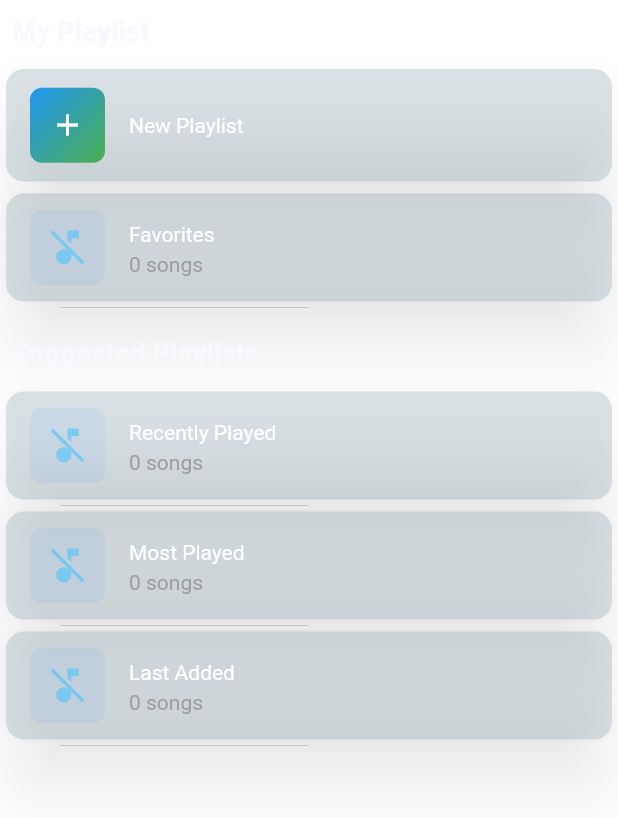
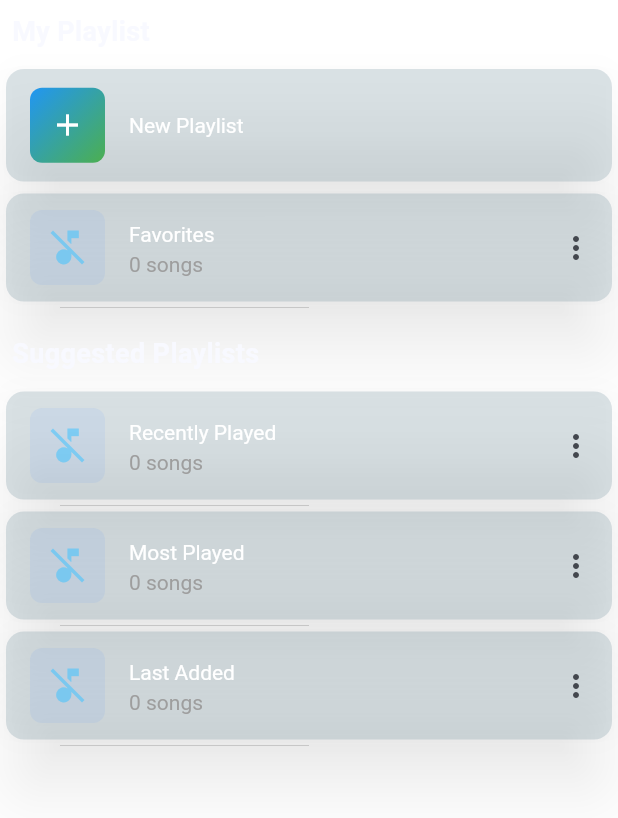
Before and after one commit to ajujacob88/flutter-juzox-music-app, a Flutter app: the PlaylistTab screen opened directly, on a phone screen of 412 x 824 dp. Shown: the top 818 px of the screen. Run offline on Flutter 3.47's test engine with Material 3 defaults, Android fonts, the phone set to English and light mode, and no system bars; drawn by our look-alikes of on_audio_query; our stand-ins replace extended_nested_scroll_view, just_audio, marquee, permission_handler, shared_preferences; missing offline and left inert: animated_music_indicator, dart:ffi; accounts and stored records are empty; statements that could not run were skipped.

Commit message:
playlist tab - design

```diff
--- a/lib/screens/playlist_tab.dart
+++ b/lib/screens/playlist_tab.dart
@@ -176,6 +176,11 @@ class PlaylistTile extends StatelessWidget {
             title: Text(playlistName),
             subtitle: Text(
                 '${currentPlaylistSongs != null ? currentPlaylistSongs.length : 0} songs'),
+            trailing: IconButton(
+              icon: const Icon(Icons.more_vert),
+              onPressed: () {},
+            ),
+            contentPadding: const EdgeInsets.only(left: 16, right: 0),
             onTap: () {
               // Implement the functionality to open and play the playlist
               Navigator.of(context).push(
```
